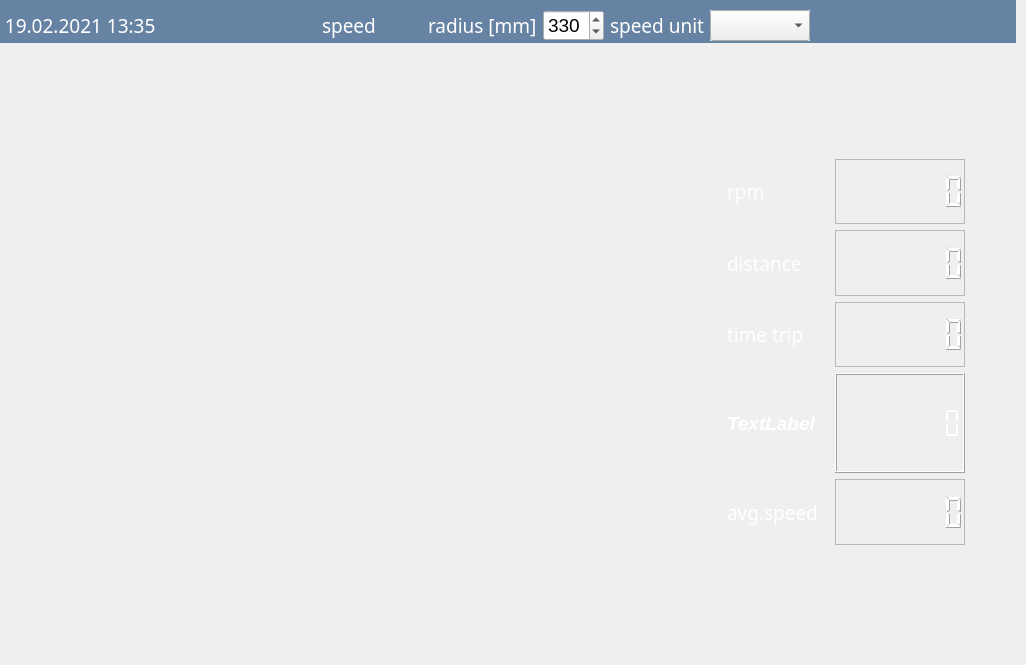
Old version of the form mainwindow.ui in the repository piotrw777/hall_sensor_gui.
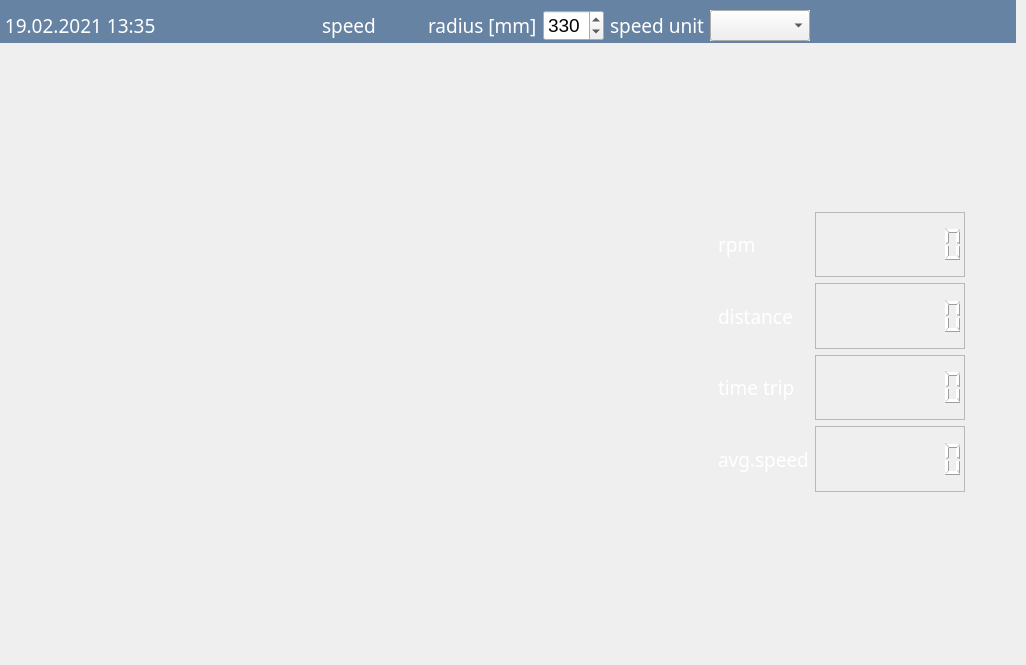
New version of the form. Icons and pictures are not drawn. Custom widgets are drawn as their Qt base class.

Diff of the .ui file:
```diff
--- a/mainwindow.ui
+++ b/mainwindow.ui
@@ -386,6 +386,66 @@
          </size>
         </property>
         <layout class="QGridLayout" name="gridLayout_2">
+         <item row="1" column="1">
+          <widget class="QLCDNumber" name="lcd_rpm">
+           <property name="sizePolicy">
+            <sizepolicy hsizetype="Preferred" vsizetype="MinimumExpanding">
+             <horstretch>0</horstretch>
+             <verstretch>0</verstretch>
+            </sizepolicy>
+           </property>
+           <property name="minimumSize">
+            <size>
+             <width>150</width>
+             <height>40</height>
+            </size>
+           </property>
+           <property name="maximumSize">
+            <size>
+             <width>150</width>
+             <height>65</height>
+            </size>
+           </property>
+           <property name="font">
+            <font>
+             <pointsize>12</pointsize>
+            </font>
+           </property>
+           <property name="frameShape">
+            <enum>QFrame::StyledPanel</enum>
+           </property>
+           <property name="frameShadow">
+            <enum>QFrame::Raised</enum>
+           </property>
+           <property name="lineWidth">
+            <number>2</number>
+           </property>
+           <property name="smallDecimalPoint">
+            <bool>false</bool>
+           </property>
+           <property name="digitCount">
+            <number>8</number>
+           </property>
+          </widget>
+         </item>
+         <item row="3" column="0">
+          <widget class="QLabel" name="label_time_trip">
+           <property name="font">
+            <font>
+             <family>Mongolian Baiti</family>
+             <pointsize>14</pointsize>
+             <weight>50</weight>
+             <bold>false</bold>
+            </font>
+           </property>
+           <property name="text">
+            <string>time trip</string>
+           </property>
+           <property name="alignment">
+            <set>Qt::AlignLeading|Qt::AlignLeft|Qt::AlignVCenter</set>
+           </property>
+          </widget>
+         </item>
          <item row="2" column="0">
           <widget class="QLabel" name="label_distance">
            <property name="font">
@@ -405,8 +465,8 @@
            </property>
           </widget>
          </item>
-         <item row="6" column="0">
-          <spacer name="verticalSpacer_3">
+         <item row="0" column="1">
+          <spacer name="verticalSpacer_2">
            <property name="orientation">
             <enum>Qt::Vertical</enum>
            </property>
@@ -418,45 +478,6 @@
            </property>
           </spacer>
          </item>
-         <item row="3" column="1">
-          <widget class="QLCDNumber" name="lcd_time_trip">
-           <property name="sizePolicy">
-            <sizepolicy hsizetype="Preferred" vsizetype="MinimumExpanding">
-             <horstretch>0</horstretch>
-             <verstretch>0</verstretch>
-            </sizepolicy>
-           </property>
-           <property name="minimumSize">
-            <size>
-             <width>130</width>
-             <height>40</height>
-            </size>
-           </property>
-           <property name="maximumSize">
-            <size>
-             <width>150</width>
-             <height>65</height>
-            </size>
-           </property>
-           <property name="font">
-            <font>
-             <pointsize>12</pointsize>
-            </font>
-           </property>
-           <property name="frameShape">
-            <enum>QFrame::StyledPanel</enum>
-           </property>
-           <property name="frameShadow">
-            <enum>QFrame::Raised</enum>
-           </property>
-           <property name="lineWidth">
-            <number>2</number>
-           </property>
-           <property name="digitCount">
-            <number>7</number>
-           </property>
-          </widget>
-         </item>
          <item row="1" column="0">
           <widget class="QLabel" name="label_rpm">
            <property name="font">
@@ -476,53 +497,36 @@
            </property>
           </widget>
          </item>
+         <item row="4" column="0">
+          <widget class="QLabel" name="label_avg_speed">
+           <property name="font">
+            <font>
+             <family>Mongolian Baiti</family>
+             <pointsize>14</pointsize>
+             <weight>50</weight>
+             <bold>false</bold>
+            </font>
+           </property>
+           <property name="text">
+            <string>avg.speed</string>
+           </property>
+           <property name="alignment">
+            <set>Qt::AlignLeading|Qt::AlignLeft|Qt::AlignVCenter</set>
+           </property>
+          </widget>
+         </item>
          <item row="5" column="1">
-          <widget class="QLCDNumber" name="lcd_avg_speed">
-           <property name="sizePolicy">
-            <sizepolicy hsizetype="Preferred" vsizetype="MinimumExpanding">
-             <horstretch>0</horstretch>
-             <verstretch>0</verstretch>
-            </sizepolicy>
+          <spacer name="verticalSpacer_3">
+           <property name="orientation">
+            <enum>Qt::Vertical</enum>
            </property>
-           <property name="minimumSize">
+           <property name="sizeHint" stdset="0">
             <size>
-             <width>130</width>
+             <width>20</width>
              <height>40</height>
             </size>
            </property>
-           <property name="maximumSize">
-            <size>
-             <width>150</width>
-             <height>66</height>
-            </size>
-           </property>
-           <property name="font">
-            <font>
-             <pointsize>12</pointsize>
-            </font>
-           </property>
-           <property name="layoutDirection">
-            <enum>Qt::LeftToRight</enum>
-           </property>
-           <property name="frameShape">
-            <enum>QFrame::StyledPanel</enum>
-           </property>
-           <property name="frameShadow">
-            <enum>QFrame::Raised</enum>
-           </property>
-           <property name="lineWidth">
-            <number>2</number>
-           </property>
-           <property name="smallDecimalPoint">
-            <bool>false</bool>
-           </property>
-           <property name="digitCount">
-            <number>7</number>
-           </property>
-           <property name="segmentStyle">
-            <enum>QLCDNumber::Filled</enum>
-           </property>
-          </widget>
+          </spacer>
          </item>
          <item row="2" column="2">
           <spacer name="horizontalSpacer_3">
@@ -540,26 +544,8 @@
            </property>
           </spacer>
          </item>
-         <item row="5" column="0">
-          <widget class="QLabel" name="label_avg_speed">
-           <property name="font">
-            <font>
-             <family>Mongolian Baiti</family>
-             <pointsize>14</pointsize>
-             <weight>50</weight>
-             <bold>false</bold>
-            </font>
-           </property>
-           <property name="text">
-            <string>avg.speed</string>
-           </property>
-           <property name="alignment">
-            <set>Qt::AlignLeading|Qt::AlignLeft|Qt::AlignVCenter</set>
-           </property>
-          </widget>
-         </item>
-         <item row="1" column="1">
-          <widget class="QLCDNumber" name="lcd_rpm">
+         <item row="3" column="1">
+          <widget class="QLCDNumber" name="lcd_time_trip">
            <property name="sizePolicy">
             <sizepolicy hsizetype="Preferred" vsizetype="MinimumExpanding">
              <horstretch>0</horstretch>
@@ -568,7 +554,7 @@
            </property>
            <property name="minimumSize">
             <size>
-             <width>130</width>
+             <width>150</width>
              <height>40</height>
             </size>
            </property>
@@ -596,7 +582,7 @@
             <bool>false</bool>
            </property>
            <property name="digitCount">
-            <number>7</number>
+            <number>8</number>
            </property>
           </widget>
          </item>
@@ -610,7 +596,7 @@
            </property>
            <property name="minimumSize">
             <size>
-             <width>130</width>
+             <width>150</width>
              <height>40</height>
             </size>
            </property>
@@ -641,61 +627,15 @@
             <bool>false</bool>
            </property>
            <property name="digitCount">
-            <number>7</number>
+            <number>8</number>
            </property>
            <property name="value" stdset="0">
             <double>0.000000000000000</double>
            </property>
           </widget>
          </item>
-         <item row="3" column="0">
-          <widget class="QLabel" name="label_time_trip">
-           <property name="font">
-            <font>
-             <family>Mongolian Baiti</family>
-             <pointsize>14</pointsize>
-             <weight>50</weight>
-             <bold>false</bold>
-            </font>
-           </property>
-           <property name="text">
-            <string>time trip</string>
-           </property>
-           <property name="alignment">
-            <set>Qt::AlignLeading|Qt::AlignLeft|Qt::AlignVCenter</set>
-           </property>
-          </widget>
-         </item>
-         <item row="0" column="1">
-          <spacer name="verticalSpacer_2">
-           <property name="orientation">
-            <enum>Qt::Vertical</enum>
-           </property>
-           <property name="sizeHint" stdset="0">
-            <size>
-             <width>20</width>
-             <height>40</height>
-            </size>
-           </property>
-          </spacer>
-         </item>
-         <item row="4" column="0">
-          <widget class="QLabel" name="label_3">
-           <property name="font">
-            <font>
-             <pointsize>14</pointsize>
-             <weight>75</weight>
-             <italic>true</italic>
-             <bold>true</bold>
-            </font>
-           </property>
-           <property name="text">
-            <string>TextLabel</string>
-           </property>
-          </widget>
-         </item>
          <item row="4" column="1">
-          <widget class="QLCDNumber" name="lcd_time_trip2">
+          <widget class="QLCDNumber" name="lcd_avg_speed">
            <property name="sizePolicy">
             <sizepolicy hsizetype="Preferred" vsizetype="MinimumExpanding">
              <horstretch>0</horstretch>
@@ -704,23 +644,41 @@
            </property>
            <property name="minimumSize">
             <size>
-             <width>130</width>
+             <width>150</width>
              <height>40</height>
             </size>
            </property>
+           <property name="maximumSize">
+            <size>
+             <width>150</width>
+             <height>66</height>
+            </size>
+           </property>
            <property name="font">
             <font>
-             <pointsize>14</pointsize>
-             <weight>75</weight>
-             <italic>true</italic>
-             <bold>true</bold>
+             <pointsize>12</pointsize>
             </font>
            </property>
+           <property name="layoutDirection">
+            <enum>Qt::LeftToRight</enum>
+           </property>
+           <property name="frameShape">
+            <enum>QFrame::StyledPanel</enum>
+           </property>
+           <property name="frameShadow">
+            <enum>QFrame::Raised</enum>
+           </property>
+           <property name="lineWidth">
+            <number>2</number>
+           </property>
+           <property name="smallDecimalPoint">
+            <bool>false</bool>
+           </property>
            <property name="digitCount">
             <number>8</number>
            </property>
            <property name="segmentStyle">
-            <enum>QLCDNumber::Flat</enum>
+            <enum>QLCDNumber::Filled</enum>
            </property>
           </widget>
          </item>
```
Left out of the diff: 3 changed lines with no effect on the pictures.
